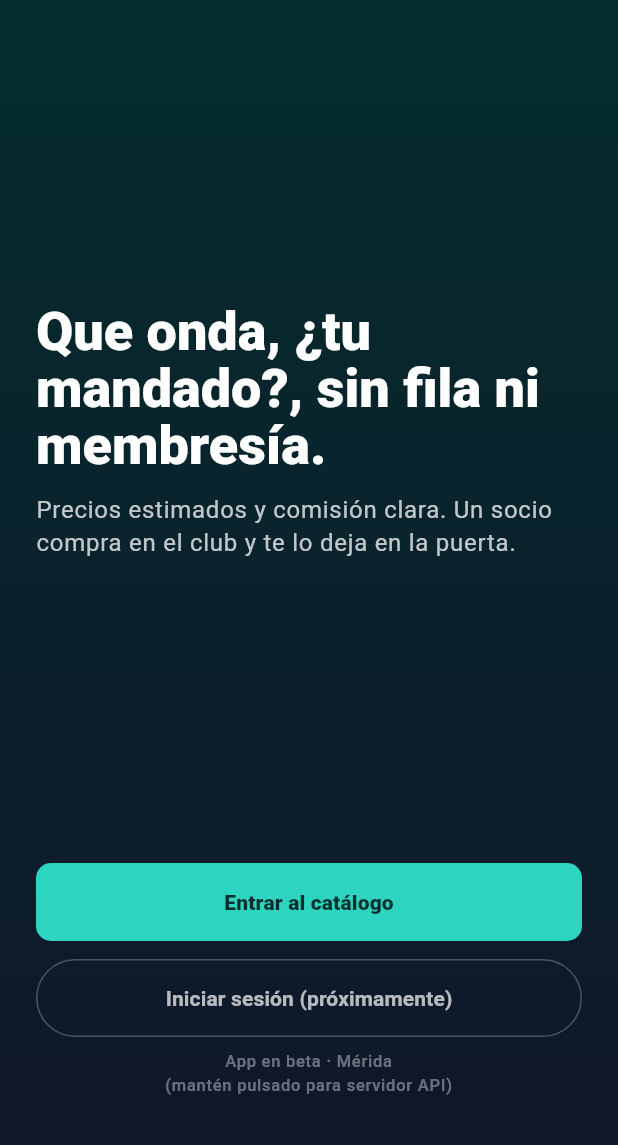
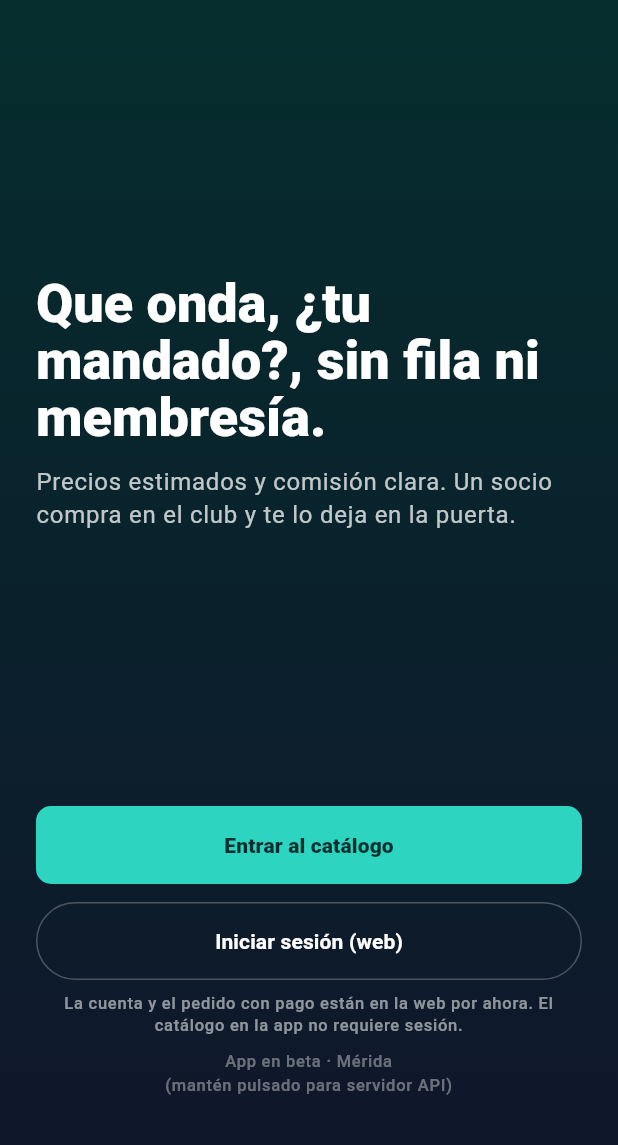
Before and after one commit to ElZulas/appmike, a Flutter app: the screen it shows after launch, on a phone screen of 412 x 824 dp, the part 91-1236 px from its top. Run offline on Flutter 3.47's test engine with Material 3 defaults, Android fonts, the phone set to English and light mode, and no system bars; our stand-ins replace shared_preferences.

Commit message:
fix(mobile): iniciar sesion abre la web hasta tener Firebase nativo

```diff
--- a/mobile/lib/config/api_config.dart
+++ b/mobile/lib/config/api_config.dart
@@ -12,6 +12,9 @@ import '../services/api_url_storage.dart';
 class ApiConfig {
   /// API pública en Render (SuperSocio).
   static const String productionDefault = 'https://super-socio-api.onrender.com';
+
+  /// Tienda web (login y pedidos con cuenta).
+  static const String webAppDefault = 'https://appmike.vercel.app';
 
   static const String _compileTime = String.fromEnvironment('API_BASE_URL');
 
--- a/mobile/lib/screens/welcome_screen.dart
+++ b/mobile/lib/screens/welcome_screen.dart
@@ -1,9 +1,23 @@
 import 'package:flutter/material.dart';
+import 'package:url_launcher/url_launcher.dart';
 
+import '../config/api_config.dart';
 import '../widgets/api_settings_sheet.dart';
 
 class WelcomeScreen extends StatelessWidget {
   const WelcomeScreen({super.key});
+
+  Future<void> _openWebSession(BuildContext context) async {
+    final uri = Uri.parse('${ApiConfig.webAppDefault}/app?tab=session');
+    final ok = await launchUrl(uri, mode: LaunchMode.externalApplication);
+    if (!ok && context.mounted) {
+      ScaffoldMessenger.of(context).showSnackBar(
+        const SnackBar(
+          content: Text('No se pudo abrir el navegador. Entra a appmike.vercel.app'),
+        ),
+      );
+    }
+  }
 
   @override
   Widget build(BuildContext context) {
@@ -62,13 +76,19 @@ class WelcomeScreen extends StatelessWidget {
                 ),
                 const SizedBox(height: 12),
                 OutlinedButton(
-                  onPressed: () {},
+                  onPressed: () => _openWebSession(context),
                   style: OutlinedButton.styleFrom(
-                    foregroundColor: Colors.white70,
+                    foregroundColor: Colors.white,
                     side: BorderSide(color: Colors.white.withValues(alpha: 0.25)),
                     padding: const EdgeInsets.symmetric(vertical: 16),
                   ),
-                  child: const Text('Iniciar sesión (próximamente)'),
+                  child: const Text('Iniciar sesión (web)'),
+                ),
+                const SizedBox(height: 8),
+                Text(
+                  'La cuenta y el pedido con pago están en la web por ahora. El catálogo en la app no requiere sesión.',
+                  textAlign: TextAlign.center,
+                  style: text.labelSmall?.copyWith(color: Colors.white54, height: 1.35),
                 ),
                 const SizedBox(height: 8),
                 GestureDetector(
--- a/mobile/pubspec.yaml
+++ b/mobile/pubspec.yaml
@@ -34,6 +34,7 @@ dependencies:
   cupertino_icons: ^1.0.8
   http: ^1.2.2
   shared_preferences: ^2.3.3
+  url_launcher: ^6.3.1
 
 dev_dependencies:
   flutter_test:
```
Also changed, not shown: mobile/pubspec.lock, 2 other files.
